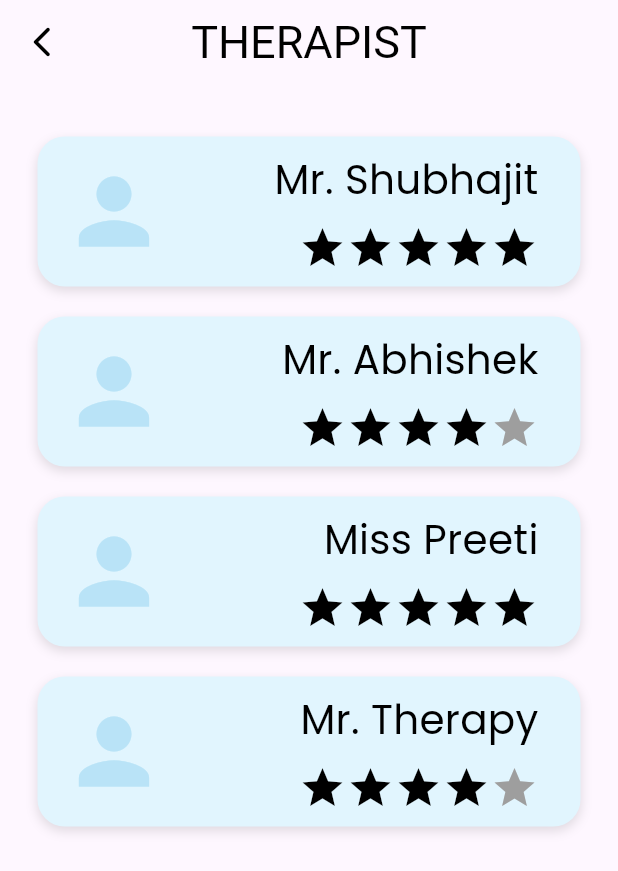
After one commit to HappySR/Innerly, a Flutter app: the TherapistPage screen opened directly, on a phone screen of 412 x 824 dp. The commit adds this screen. Shown: the top 871 px of the screen. Run offline on Flutter 3.47's test engine with Material 3 defaults, Android fonts, the phone set to English and light mode, and no system bars; our stand-ins replace audioplayers, chewie, file_picker, flutter_dotenv, flutter_secure_storage, google_fonts and 6 more; missing offline and left inert: record; accounts and stored records are empty; network calls fail.

Commit message:
Add Signup Page and Therapist Page

```diff
--- a/innerly/lib/home/pages/home_view.dart
+++ b/innerly/lib/home/pages/home_view.dart
@@ -7,6 +7,7 @@ import '../../widget/imageCard.dart';
 import '../../widget/innerly_theme.dart';
 import 'global_chat_view.dart';
 import 'mind_games_view.dart';
+import 'package:Innerly/home/pages/therapist_page.dart';
 
 class MentalHealthHome extends StatefulWidget {
   const MentalHealthHome({super.key});
@@ -46,7 +47,6 @@ class _MentalHealthHomeState extends State<MentalHealthHome> {
 
     final GlobalKey<ScaffoldState> _scaffoldKey = GlobalKey<ScaffoldState>();
     bool _isDrawerOpen = false;
-
 
     return Scaffold(
       drawer: const HomeDrawer(),
@@ -183,8 +183,26 @@ class _MentalHealthHomeState extends State<MentalHealthHome> {
 
                     SizedBox(width: 12),
                     Expanded(
-                      child: ShadowImageCard(
-                        imagePath: 'assets/images/interact.png',
+                      child: GestureDetector(
+                        onTap: () {
+                          Navigator.push(
+                            context,
+                            MaterialPageRoute(
+                              builder:
+                                  (context) => TherapistPage(
+                                    therapists: [
+                                      {'name': 'Mr. Shubhajit', 'rating': 5},
+                                      {'name': 'Mr. Abhishek', 'rating': 4},
+                                      {'name': 'Miss Preeti', 'rating': 5},
+                                      {'name': 'Mr. Therapy', 'rating': 4},
+                                    ],
+                                  ),
+                            ),
+                          );
+                        },
+                        child: ShadowImageCard(
+                          imagePath: 'assets/images/interact.png',
+                        ),
                       ),
                     ),
                   ],
--- /dev/null
+++ b/innerly/lib/home/pages/therapist_page.dart
@@ -0,0 +1,129 @@
+import 'package:flutter/material.dart';
+
+class TherapistPage extends StatelessWidget {
+  final List<Map<String, dynamic>> therapists;
+  const TherapistPage({super.key, required this.therapists});
+
+  @override
+  Widget build(BuildContext context) {
+    bool hasTherapists = therapists.isNotEmpty;
+
+    return Scaffold(
+      appBar: AppBar(
+        title: const Text("THERAPIST"),
+        titleTextStyle: const TextStyle(fontSize: 30, color: Colors.black),
+        centerTitle: true,
+        backgroundColor: Colors.transparent,
+        elevation: 0,
+        iconTheme: const IconThemeData(color: Colors.black),
+      ),
+      body: Padding(
+        padding: const EdgeInsets.all(25),
+        child:
+            hasTherapists
+                ? ListView.builder(
+                  itemCount: therapists.length,
+                  itemBuilder: (context, index) {
+                    final therapist = therapists[index];
+                    return Container(
+                      height: 100,
+                      margin: const EdgeInsets.symmetric(vertical: 10),
+                      padding: const EdgeInsets.symmetric(horizontal: 16),
+                      decoration: BoxDecoration(
+                        color: Colors.lightBlue.shade50,
+                        borderRadius: BorderRadius.circular(18),
+                        boxShadow: [
+                          BoxShadow(
+                            color: Colors.black12,
+                            blurRadius: 6,
+                            offset: const Offset(0, 3),
+                          ),
+                        ],
+                      ),
+                      child: Row(
+                        mainAxisAlignment: MainAxisAlignment.spaceBetween,
+                        children: [
+                          const Icon(
+                            Icons.person,
+                            size: 70,
+                            color: Color.fromARGB(205, 175, 223, 245),
+                          ),
+                          Expanded(child: Container()),
+                          Padding(
+                            padding: const EdgeInsets.only(
+                              right: 12,
+                            ), // Added right padding
+                            child: Column(
+                              mainAxisAlignment: MainAxisAlignment.center,
+                              crossAxisAlignment: CrossAxisAlignment.end,
+                              children: [
+                                Text(
+                                  therapist['name'],
+                                  style: const TextStyle(fontSize: 27),
+                                ),
+                                const SizedBox(height: 10),
+                                Row(
+                                  mainAxisSize: MainAxisSize.min,
+                                  children: List.generate(
+                                    5,
+                                    (star) => Icon(
+                                      Icons.star,
+                                      color:
+                                          star < therapist['rating']
+                                              ? Colors.black
+                                              : Colors.grey,
+                                      size: 32,
+                                    ),
+                                  ),
+                                ),
+                              ],
+                            ),
+                          ),
+                        ],
+                      ),
+                    );
+                  },
+                )
+                : Column(
+                  mainAxisAlignment: MainAxisAlignment.center,
+                  children: [
+                    const Text(
+                      "Oops!!! looks like no one is active currently.\nTry the best alternative and talk with lively...",
+                      textAlign: TextAlign.center,
+                      style: TextStyle(
+                        fontSize: 18,
+                        fontWeight: FontWeight.w500,
+                      ),
+                    ),
+                    const SizedBox(height: 30),
+                    ElevatedButton(
+                      style: ElevatedButton.styleFrom(
+                        backgroundColor: Colors.lightBlue.shade50,
+                        padding: const EdgeInsets.symmetric(
+                          horizontal: 30,
+                          vertical: 20,
+                        ),
+                        shape: RoundedRectangleBorder(
+                          borderRadius: BorderRadius.circular(12),
+                        ),
+                      ),
+                      onPressed: () {
+                        // Navigate to Lively screen
+                      },
+                      child: Column(
+                        children: const [
+                          Icon(Icons.eco, color: Colors.black, size: 40),
+                          SizedBox(height: 10),
+                          Text(
+                            "Lively",
+                            style: TextStyle(fontSize: 18, color: Colors.black),
+                          ),
+                        ],
+                      ),
+                    ),
+                  ],
+                ),
+      ),
+    );
+  }
+}
```
Also changed, not shown: innerly/lib/started/signup_view.dart (+287 -0 lines), innerly/lib/started/welcome_page.dart (+20 -30 lines), innerly/lib/widget/home_drawer.dart (+33 -11 lines), innerly/assets/icons/leaf.png (added).
